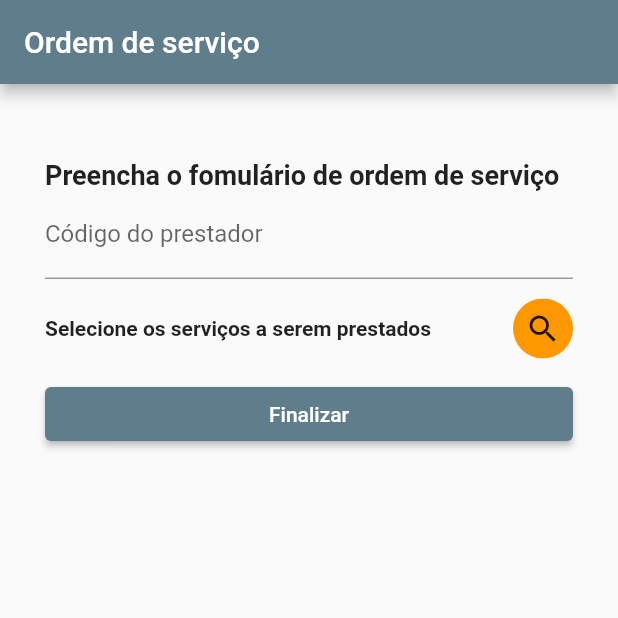
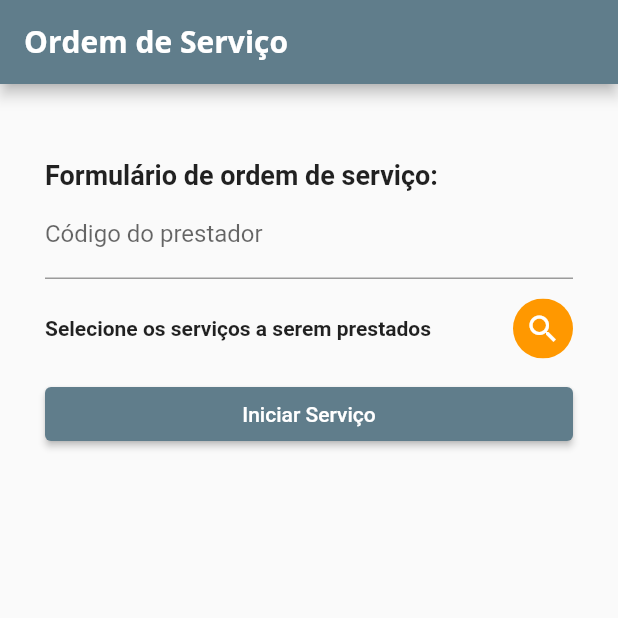
Before and after one commit to lfpetreca/abctechapp, a Flutter app: the screen it shows after launch, on a phone screen of 412 x 824 dp, the top half of it. Run offline on Flutter 3.47's test engine with Material 2 defaults, Android fonts, the phone set to English and light mode, and no system bars; our stand-ins replace geolocator, get.

Commit message:
Adicionando Font, Tema e arrumando os textos

```diff
--- a/lib/main.dart
+++ b/lib/main.dart
@@ -10,7 +10,7 @@ import '../services/assist_services.dart';
 
 void main() {
   initServices();
-  runApp(const AbcTechApp());
+  runApp(AbcTechApp());
 }
 
 void initServices() {
@@ -18,22 +18,33 @@ void initServices() {
 }
 
 class AbcTechApp extends StatelessWidget {
-  const AbcTechApp({super.key});
+  final ThemeData theme = ThemeData(
+    primarySwatch: Colors.blueGrey,
+    appBarTheme: const AppBarTheme(
+      titleTextStyle: TextStyle(
+        fontFamily: 'OpenSans',
+      ),
+    ),
+  );
+
+  AbcTechApp({super.key});
 
   // This widget is the root of your application.
   @override
   Widget build(BuildContext context) {
     return GetMaterialApp(
       title: 'Abc Tech App',
-      theme: ThemeData(primarySwatch: Colors.blueGrey),
+      theme: theme.copyWith(
+        colorScheme: theme.colorScheme.copyWith(secondary: Colors.orange),
+      ),
       getPages: [
         GetPage(
-          name: "/",
+          name: '/',
           page: () => const OrderPage(),
           binding: OrderBind(),
         ),
         GetPage(
-          name: "/assists",
+          name: '/assists',
           page: () => const HomePage(),
           binding: HomeBind(),
         )
--- a/lib/pages/order_page.dart
+++ b/lib/pages/order_page.dart
@@ -32,7 +32,7 @@ class OrderPage extends GetView<OrderController> {
               children: const [
                 Expanded(
                   child: Text(
-                    'Preencha o fomulário de ordem de serviço',
+                    'Formulário de ordem de serviço:',
                     textAlign: TextAlign.start,
                     style: TextStyle(
                       fontSize: 18,
@@ -49,12 +49,17 @@ class OrderPage extends GetView<OrderController> {
                 controller: controller.operatorIdController,
                 inputFormatters: [FilteringTextInputFormatter.digitsOnly],
                 keyboardType: TextInputType.number,
-                decoration:
-                    const InputDecoration(labelText: "Código do prestador"),
+                decoration: const InputDecoration(
+                  labelText: 'Código do prestador',
+                  errorStyle: TextStyle(
+                    fontSize: 12,
+                    fontWeight: FontWeight.bold,
+                  ),
+                ),
                 textAlign: TextAlign.center,
                 validator: (value) {
                   if (value != null && value.length < 3) {
-                    return 'Código do prestador precista ter ao menos 3 caracteres';
+                    return 'Código do prestador precisa ter ao menos 3 caracteres';
                   }
                   return null;
                 },
@@ -64,7 +69,10 @@ class OrderPage extends GetView<OrderController> {
               children: [
                 const Expanded(
                   child: Padding(
-                    padding: EdgeInsets.only(top: 25, bottom: 25),
+                    padding: EdgeInsets.only(
+                      top: 25,
+                      bottom: 25,
+                    ),
                     child: Text(
                       'Selecione os serviços a serem prestados',
                       textAlign: TextAlign.left,
@@ -79,14 +87,17 @@ class OrderPage extends GetView<OrderController> {
                   size: const Size(40, 40),
                   child: ClipOval(
                     child: Material(
-                      color: Colors.orange,
+                      color: Theme.of(context).colorScheme.secondary,
                       child: InkWell(
                         onTap: () => controller.editAssists(),
                         child: Column(
                           mainAxisAlignment: MainAxisAlignment.center,
                           crossAxisAlignment: CrossAxisAlignment.center,
                           children: const <Widget>[
-                            Icon(Icons.search),
+                            Icon(
+                              Icons.search,
+                              color: Colors.white,
+                            ),
                           ],
                         ),
                       ),
@@ -106,7 +117,16 @@ class OrderPage extends GetView<OrderController> {
                       final isValidForm = formKey.currentState!.validate();
                       isValidForm ? controller.finishStartOrder() : null;
                     },
-                    child: const Text("Finalizar"),
+                    child: Obx(
+                      () {
+                        if (controller.screenState.value ==
+                            OrderState.creating) {
+                          return const Text('Iniciar Serviço');
+                        } else {
+                          return const Text('Finalizar Serviço');
+                        }
+                      },
+                    ),
                   ),
                 )
               ],
@@ -121,11 +141,20 @@ class OrderPage extends GetView<OrderController> {
   Widget build(BuildContext context) {
     return Scaffold(
       appBar: AppBar(
-        title: const Text("Ordem de serviço"),
+        title: const Text(
+          'Ordem de Serviço',
+          style: TextStyle(
+            fontSize: 20,
+            fontWeight: FontWeight.bold,
+          ),
+        ),
       ),
       body: Container(
         constraints: const BoxConstraints.expand(),
-        padding: const EdgeInsets.symmetric(vertical: 50, horizontal: 30),
+        padding: const EdgeInsets.symmetric(
+          vertical: 50,
+          horizontal: 30,
+        ),
         child: controller.obx(
           (state) => buildForm(context),
           onLoading: const Center(child: CircularProgressIndicator()),
--- a/lib/services/assist_services.dart
+++ b/lib/services/assist_services.dart
@@ -13,7 +13,7 @@ class AssistService extends GetxService {
     Response response = await assistProvider.getAssists();
 
     if (response.hasError) {
-      return Future.error(ErrorDescription("Erro na conexão"));
+      return Future.error(ErrorDescription('Erro na conexão'));
     }
 
     try {
--- a/lib/services/order_service.dart
+++ b/lib/services/order_service.dart
@@ -19,14 +19,14 @@ class OrderService extends GetxService implements OrderServiceInterface {
     Response response = await _orderProviderInterface.postOrder(order);
 
     if (response.hasError) {
-      return Future.error(ErrorDescription("Erro na conexão"));
+      return Future.error(ErrorDescription('Erro na conexão'));
     }
 
     try {
       return Future.sync(() => OrderCreated(success: true, message: 'message'));
     } catch (e) {
       e.printError();
-      return Future.error(ErrorDescription("Erro não esperado"));
+      return Future.error(ErrorDescription('Erro não esperado'));
     }
   }
 }
```
Also changed, not shown: lib/controller/order_controller.dart (+4 -4 lines), lib/pages/home_page.dart (+20 -5 lines), pubspec.yaml (+6 -10 lines), assets/fonts/OpenSans-Bold.ttf (added), assets/fonts/OpenSans-Regular.ttf (added), 1 other file.
